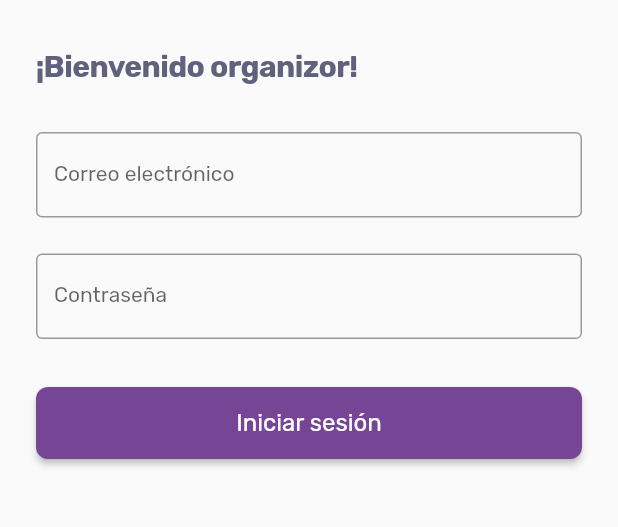
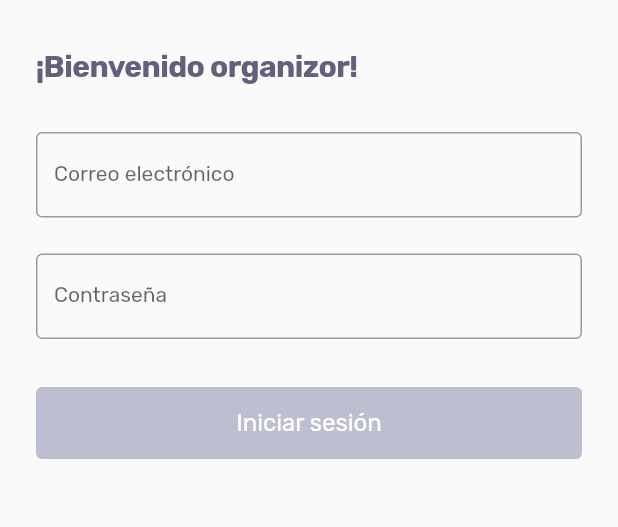
Before and after one commit to guiadehoy/app_front, a Flutter app: the screen it shows after launch, on a phone screen of 412 x 824 dp, the part 543-1070 px from its top. Run offline on Flutter 3.47's test engine with Material 2 defaults, Android fonts, the phone set to English and light mode, and no system bars; our stand-ins replace bot_toast, flutter_mobx, mobx, shared_preferences, validators; missing offline and left inert: flutter_barcode_scanner; generated files the repository leaves out were written again.

Commit message:
Se modifica color deshabilitado

```diff
--- a/lib/ui/detail_event_screen.dart
+++ b/lib/ui/detail_event_screen.dart
@@ -1,7 +1,6 @@
 import 'package:app_scanner/constants/assets.dart';
 import 'package:app_scanner/routes.dart';
 import 'package:app_scanner/ui/check_qr_screen.dart';
-import 'package:app_scanner/widgets/empty_app_bar_widget.dart';
 import 'package:app_scanner/widgets/rounded_button_widget.dart';
 import 'package:flutter/material.dart';
 import 'package:flutter/services.dart';
--- a/lib/widgets/rounded_button_widget.dart
+++ b/lib/widgets/rounded_button_widget.dart
@@ -4,7 +4,7 @@ class RoundedButtonWidget extends StatelessWidget {
   final String buttonText;
   final FontWeight fontWeight;
 
-  final Color? buttonColor;
+  final Color buttonColor;
   final Color? textColor;
   final VoidCallback? onPressed;
   final double fontSize;
@@ -13,7 +13,7 @@ class RoundedButtonWidget extends StatelessWidget {
     Key? key,
     this.buttonText = "",
     this.fontWeight = FontWeight.normal,
-    this.buttonColor,
+    this.buttonColor = Colors.blue,
     this.fontSize = 16.0,
     this.textColor = Colors.white,
     this.onPressed,
@@ -22,11 +22,16 @@ class RoundedButtonWidget extends StatelessWidget {
   @override
   Widget build(BuildContext context) {
     return ElevatedButton(
-      style: ElevatedButton.styleFrom(
-        primary: buttonColor,
-        shape: (RoundedRectangleBorder(
-          borderRadius: BorderRadius.circular(8.0),
-        )),
+      style: ButtonStyle(
+        backgroundColor: MaterialStateProperty.resolveWith<Color>(
+          (Set<MaterialState> states) {
+            if (states.contains(MaterialState.pressed))
+              return Theme.of(context).colorScheme.primary.withOpacity(0.5);
+            else if (states.contains(MaterialState.disabled))
+              return Color(0xFFBEBED1);
+            return buttonColor; // Use the component's default.
+          },
+        ),
       ),
       onPressed: onPressed,
       child: Text(
```
Also changed, not shown: lib/ui/login_screen.dart (+12 -23 lines).
